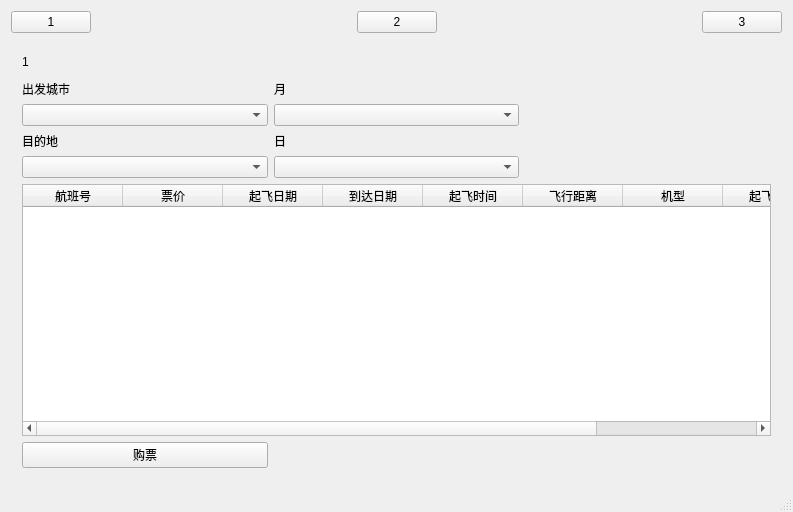
Old version of the form mainwindow.ui in the repository yukib4haru/AirTicketCHD.
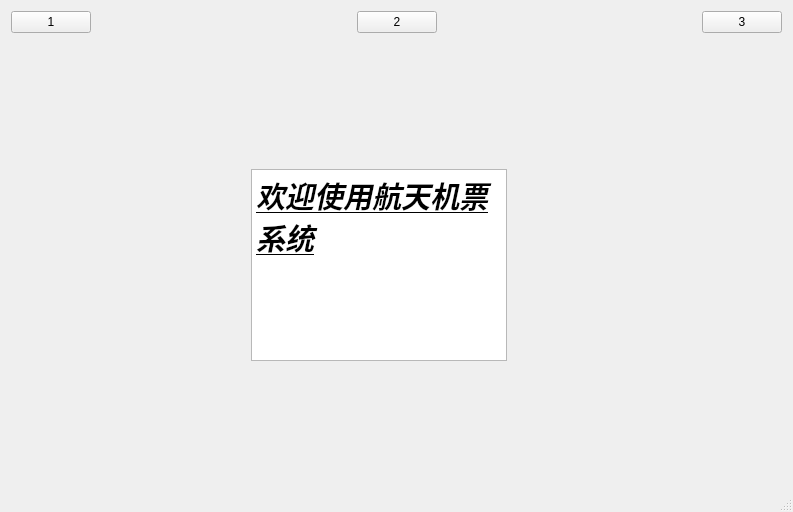
New version of the form.

Commit message: sxd 刷新2.0

The edit to the form file:
```diff
--- a/mainwindow.ui
+++ b/mainwindow.ui
@@ -69,7 +69,7 @@
     <item>
      <widget class="QStackedWidget" name="stackedWidget">
       <property name="currentIndex">
-       <number>0</number>
+       <number>3</number>
       </property>
       <widget class="QWidget" name="page">
        <layout class="QGridLayout" name="gridLayout">
@@ -217,6 +217,28 @@
         </property>
        </widget>
       </widget>
+      <widget class="QWidget" name="page_4">
+       <widget class="QTextBrowser" name="textBrowser">
+        <property name="geometry">
+         <rect>
+          <x>240</x>
+          <y>130</y>
+          <width>256</width>
+          <height>192</height>
+         </rect>
+        </property>
+        <property name="styleSheet">
+         <string notr="true">font: 24pt &quot;Arial&quot;;</string>
+        </property>
+        <property name="html">
+         <string>&lt;!DOCTYPE HTML PUBLIC &quot;-//W3C//DTD HTML 4.0//EN&quot; &quot;http://www.w3.org/TR/REC-html40/strict.dtd&quot;&gt;
+&lt;html&gt;&lt;head&gt;&lt;meta name=&quot;qrichtext&quot; content=&quot;1&quot; /&gt;&lt;style type=&quot;text/css&quot;&gt;
+p, li { white-space: pre-wrap; }
+&lt;/style&gt;&lt;/head&gt;&lt;body style=&quot; font-family:'Arial'; font-size:24pt; font-weight:400; font-style:normal;&quot;&gt;
+&lt;p style=&quot; margin-top:0px; margin-bottom:0px; margin-left:0px; margin-right:0px; -qt-block-indent:0; text-indent:0px;&quot;&gt;&lt;span style=&quot; font-family:'SimSun'; font-size:22pt; font-weight:600; font-style:italic; text-decoration: underline;&quot;&gt;欢迎使用航天机票系统&lt;/span&gt;&lt;/p&gt;&lt;/body&gt;&lt;/html&gt;</string>
+        </property>
+       </widget>
+      </widget>
      </widget>
     </item>
    </layout>
```
The commit also changes 1 other file.
